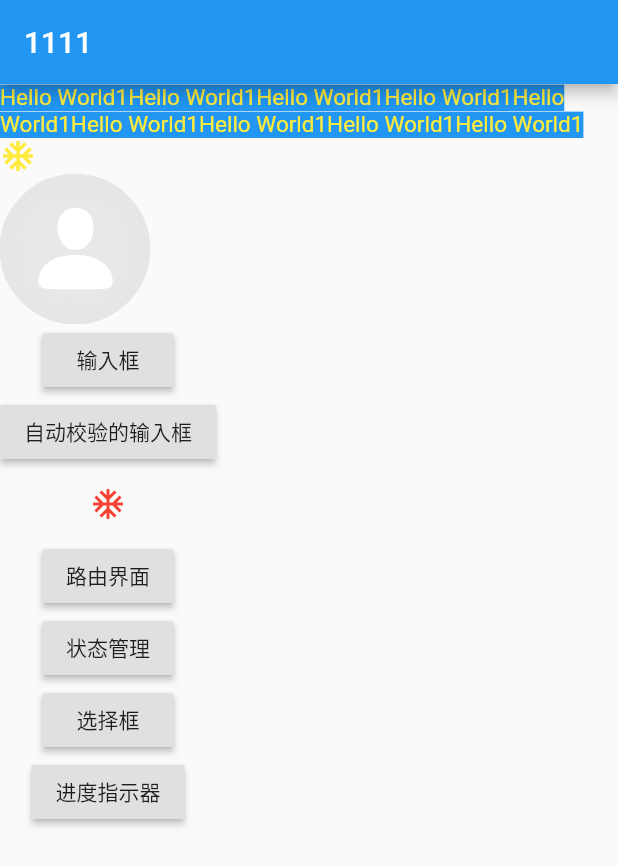
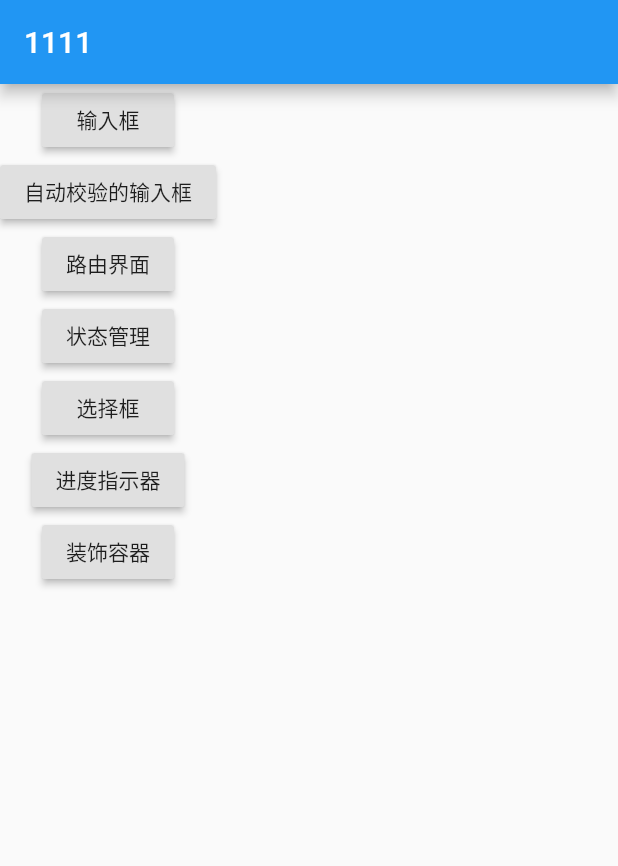
Before and after one commit to jhj24/flutter_app, a Flutter app: the screen it shows after launch, on a phone screen of 412 x 824 dp. Shown: the top 866 px of the screen. Run offline on Flutter 3.47's test engine with Material 2 defaults, Android fonts, the phone set to English and light mode, and no system bars.

Commit message:
装饰容器

```diff
--- a/lib/main.dart
+++ b/lib/main.dart
@@ -1,11 +1,12 @@
 import 'package:flutter/material.dart';
+import 'package:flutter_app/decorated_box.dart';
 import 'package:flutter_app/input/input_text.dart';
 import 'package:flutter_app/input/input_text_validate.dart';
+import 'package:flutter_app/my_progress_indicator.dart';
 import 'package:flutter_app/route/tip_route.dart';
 import 'package:flutter_app/route/tip_route_2.dart';
 import 'package:flutter_app/statemanager/state_manager.dart';
 import 'package:flutter_app/switch_checkbox.dart';
-import 'package:flutter_app/my_progress_indicator.dart';
 
 /*void main() => runApp(new MaterialApp(
       title: 'title',
@@ -31,24 +32,6 @@ class Home extends StatelessWidget {
           body: new Column(
             crossAxisAlignment: CrossAxisAlignment.start,
             children: <Widget>[
-              new Text(
-                'Hello World1' * 9,
-                textDirection: TextDirection.ltr,
-                style: TextStyle(
-                    fontSize: 15,
-                    foreground: Paint()..color = Colors.yellow,
-                    decorationColor: Colors.yellow,
-                    background: Paint()..color = Colors.blue),
-              ),
-              new Icon(
-                Icons.ac_unit,
-                color: Colors.yellow,
-                textDirection: TextDirection.rtl,
-              ),
-              new Image.asset(
-                "assets/images/ic_avatar.png",
-                width: 100,
-              ),
               new Builder(
                   builder: (context) => Column(
                         children: <Widget>[
@@ -67,14 +50,6 @@ class Home extends StatelessWidget {
                                     .push(MaterialPageRoute(builder: (context) {
                                   return InputTextValidate();
                                 }));
-                              }),
-                          IconButton(
-                              icon: new Icon(
-                                Icons.ac_unit,
-                                color: Colors.red,
-                              ),
-                              onPressed: () {
-                                Navigator.of(context).pushNamed("tip_route");
                               }),
                           RaisedButton(
                               child: new Text("路由界面"),
@@ -100,9 +75,20 @@ class Home extends StatelessWidget {
                                   return SwitchCheckbox();
                                 }));
                               }),
-                          RaisedButton(child: Text("进度指示器"), onPressed: () {
-                            Navigator.of(context).push(MaterialPageRoute(builder: (context){
-                              return MyProgressIndicator();
+                          RaisedButton(
+                              child: Text("进度指示器"),
+                              onPressed: () {
+                                Navigator.of(context)
+                                    .push(MaterialPageRoute(builder: (context) {
+                                  return MyProgressIndicator();
+                                }));
+                              }),
+                          RaisedButton(
+                              child: Text("装饰容器"),
+                              onPressed: () {
+                            Navigator.of(context)
+                                .push(MaterialPageRoute(builder: (context) {
+                              return MyDecoratedBox();
                             }));
                           })
                         ],
```
Also changed, not shown: lib/decorated_box.dart (added, +44 -0 lines).
